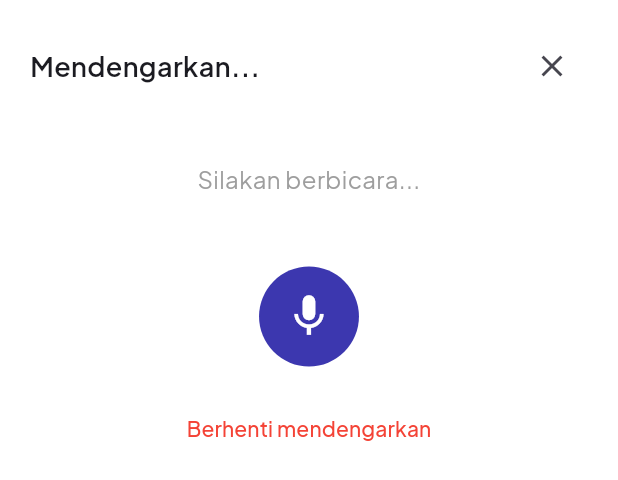
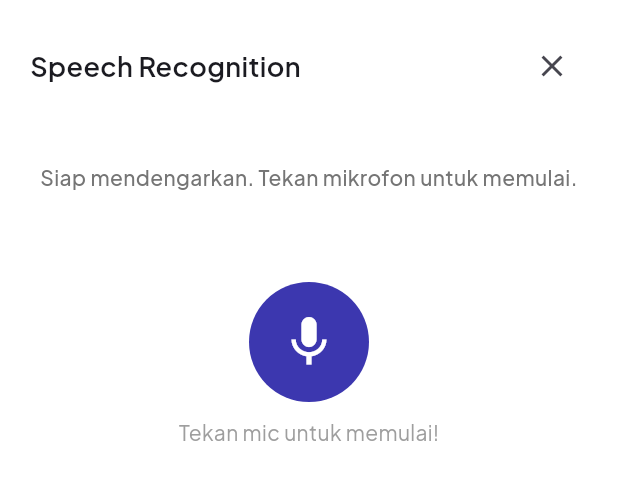
Before and after one commit to emrsyah/Swarana, a Flutter app: the ListeningModal widget shown alone on an empty page, opened directly, on a phone screen of 412 x 824 dp. Shown: the top 480 px of the screen. Run offline on Flutter 3.47's test engine with Material 3 defaults, Android fonts, the phone set to English and light mode, and no system bars; our stand-ins replace hexcolor, iconsax_plus, speech_to_text; missing offline and left inert: flutter_portal.

Commit message:
Implement speech recognition service and update Info.plist descriptions. Refactor ListeningModal to utilize SpeechService for speech functionalities, enhancing user experience with clearer status messages and improved error handling.

```diff
--- /dev/null
+++ b/lib/core/services/speech_service.dart
@@ -0,0 +1,141 @@
+import 'package:speech_to_text/speech_to_text.dart' as stt;
+
+class SpeechService {
+  static final SpeechService _instance = SpeechService._internal();
+  factory SpeechService() => _instance;
+  SpeechService._internal();
+
+  final stt.SpeechToText _speechToText = stt.SpeechToText();
+  bool _speechEnabled = false;
+  bool _isListening = false;
+  String _lastWords = '';
+  List<stt.LocaleName> _locales = [];
+
+  // Getters
+  bool get isInitialized => _speechEnabled;
+  bool get isListening => _isListening;
+  String get lastWords => _lastWords;
+  List<stt.LocaleName> get availableLocales => _locales;
+
+  /// Initialize the speech service
+  Future<bool> initialize({
+    Function(String)? onStatus,
+    Function(dynamic)? onError,
+  }) async {
+    try {
+      _speechEnabled = await _speechToText.initialize(
+        onStatus: onStatus ?? _defaultStatusListener,
+        onError: onError ?? _defaultErrorListener,
+      );
+
+      if (_speechEnabled) {
+        _locales = await _speechToText.locales();
+      }
+
+      return _speechEnabled;
+    } catch (e) {
+      print('Speech initialization error: $e');
+      return false;
+    }
+  }
+
+  /// Start listening for speech
+  Future<void> startListening({
+    required Function(String) onResult,
+    String? localeId,
+    Duration? timeout,
+    Duration? pauseFor,
+    bool partialResults = true,
+  }) async {
+    if (!_speechEnabled) {
+      throw Exception('Speech recognition not initialized');
+    }
+
+    if (_isListening) {
+      return; // Already listening
+    }
+
+    try {
+      await _speechToText.listen(
+        onResult: (result) {
+          _lastWords = result.recognizedWords;
+          _isListening = _speechToText.isListening;
+          onResult(result.recognizedWords);
+        },
+        localeId: localeId ?? 'id_ID', // Default to Indonesian
+        listenFor: timeout ?? const Duration(seconds: 30),
+        pauseFor: pauseFor ?? const Duration(seconds: 3),
+        partialResults: partialResults,
+        onSoundLevelChange: null,
+        cancelOnError: true,
+        listenMode: stt.ListenMode.confirmation,
+      );
+
+      _isListening = true;
+    } catch (e) {
+      print('Start listening error: $e');
+      _isListening = false;
+      throw Exception('Failed to start listening: $e');
+    }
+  }
+
+  /// Stop listening for speech
+  Future<void> stopListening() async {
+    if (_speechToText.isListening) {
+      await _speechToText.stop();
+    }
+    _isListening = false;
+  }
+
+  /// Cancel speech recognition
+  Future<void> cancelListening() async {
+    if (_speechToText.isListening) {
+      await _speechToText.cancel();
+    }
+    _isListening = false;
+  }
+
+  /// Get Indonesian locale if available
+  stt.LocaleName? getIndonesianLocale() {
+    try {
+      return _locales.firstWhere(
+        (locale) => locale.localeId.toLowerCase().startsWith('id'),
+      );
+    } catch (e) {
+      return null;
+    }
+  }
+
+  /// Get all locales that contain Indonesian language
+  List<stt.LocaleName> getIndonesianLocales() {
+    return _locales.where(
+      (locale) => locale.localeId.toLowerCase().contains('id') ||
+                  locale.name.toLowerCase().contains('indonesia'),
+    ).toList();
+  }
+
+  /// Default status listener
+  void _defaultStatusListener(String status) {
+    print('Speech status: $status');
+    _isListening = status == 'listening';
+  }
+
+  /// Default error listener
+  void _defaultErrorListener(dynamic error) {
+    print('Speech error: $error');
+    _isListening = false;
+  }
+
+  /// Check if speech recognition is available on this device
+  static Future<bool> isAvailable() async {
+    final stt.SpeechToText speech = stt.SpeechToText();
+    return await speech.initialize();
+  }
+
+  /// Dispose resources
+  void dispose() {
+    if (_speechToText.isListening) {
+      _speechToText.stop();
+    }
+  }
+}
--- a/lib/core/widgets/custom_bottom_navigation.dart
+++ b/lib/core/widgets/custom_bottom_navigation.dart
@@ -2,7 +2,7 @@ import 'package:flutter/material.dart';
 import 'package:flutter_portal/flutter_portal.dart';
 import 'package:hexcolor/hexcolor.dart';
 import 'package:iconsax_plus/iconsax_plus.dart';
-import 'package:speech_to_text/speech_to_text.dart' as stt;
+import '../services/speech_service.dart';
 
 
 class CustomBottomNavigation extends StatefulWidget {
@@ -337,20 +337,18 @@ class ListeningModal extends StatefulWidget {
 
 class _ListeningModalState extends State<ListeningModal>
     with TickerProviderStateMixin {
-  late stt.SpeechToText _speechToText;
-  bool _speechEnabled = false;
-  String _lastWords = '';
   bool isListening = false;
   bool showResult = false;
-  bool _isInitialized = false;
-  String _currentStatus = '';
+  bool _speechEnabled = false;
+  String _recognizedText = '';
+  String _statusMessage = '';
   late AnimationController _pulseController;
   late Animation<double> _pulseAnimation;
+  final SpeechService _speechService = SpeechService();
 
   @override
   void initState() {
     super.initState();
-    _speechToText = stt.SpeechToText();
     _pulseController = AnimationController(
       duration: const Duration(milliseconds: 1000),
       vsync: this,
@@ -363,101 +361,100 @@ class _ListeningModalState extends State<ListeningModal>
       curve: Curves.easeInOut,
     ));
 
-    _initSpeech();
+    _initializeSpeech();
   }
 
-  /// Initialize speech recognition
-  void _initSpeech() async {
+  Future<void> _initializeSpeech() async {
     try {
-      _speechEnabled = await _speechToText.initialize(
-        onStatus: (status) {
-          if (mounted) {
+      _speechEnabled = await _speechService.initialize(
+        onStatus: _onSpeechStatus,
+        onError: _onSpeechError,
+      );
+
+      if (_speechEnabled) {
         setState(() {
-              _currentStatus = status;
-              if (status == 'notListening') {
+          _statusMessage = 'Siap mendengarkan. Tekan mikrofon untuk memulai.';
+        });
+      } else {
+        setState(() {
+          _statusMessage = 'Speech recognition tidak tersedia di perangkat ini.';
+        });
+      }
+    } catch (e) {
+      setState(() {
+        _statusMessage = 'Error menginisialisasi speech recognition: $e';
+      });
+    }
+  }
+
+  void _onSpeechStatus(String status) {
+    setState(() {
+      if (status == 'listening') {
+        isListening = true;
+        _statusMessage = 'Mendengarkan...';
+        _pulseController.repeat(reverse: true);
+      } else if (status == 'notListening') {
         isListening = false;
         _pulseController.stop();
-                if (_lastWords.isNotEmpty) {
+        if (_recognizedText.isNotEmpty) {
           showResult = true;
+          _statusMessage = 'Selesai mendengarkan';
+        } else {
+          _statusMessage = 'Tidak ada suara yang terdeteksi';
         }
+      } else if (status == 'done') {
+        isListening = false;
+        showResult = true;
+        _pulseController.stop();
+        _statusMessage = 'Selesai';
       }
     });
   }
-        },
-        onError: (error) {
-          if (mounted) {
+
+  void _onSpeechError(dynamic error) {
     setState(() {
       isListening = false;
-              _currentStatus = 'Error: ${error.errorMsg}';
-              showResult = true;
+      _pulseController.stop();
+      _statusMessage = 'Error: ${error.toString()}';
     });
-            _pulseController.stop();
   }
-        },
-      );
 
-      if (mounted) {
+  Future<void> _startListening() async {
+    if (!_speechEnabled) return;
+
+    try {
       setState(() {
-          _isInitialized = true;
+        _recognizedText = '';
+        showResult = false;
+        _statusMessage = 'Memulai...';
       });
 
-        // Auto start listening when modal opens if speech is enabled
-        if (_speechEnabled) {
-          _startListening();
-        }
-      }
+      await _speechService.startListening(
+        onResult: (recognizedWords) {
+          setState(() {
+            _recognizedText = recognizedWords;
+          });
+        },
+        localeId: 'id_ID',
+        timeout: const Duration(seconds: 30),
+        pauseFor: const Duration(seconds: 3),
+        partialResults: true,
+      );
     } catch (e) {
-      if (mounted) {
       setState(() {
-          _currentStatus = 'Failed to initialize: $e';
-          _isInitialized = true;
+        _statusMessage = 'Error memulai listening: $e';
       });
     }
   }
-  }
 
-  /// Start listening for speech
-  void _startListening() async {
-    if (!_speechEnabled) return;
-
-    setState(() {
-      isListening = true;
-      showResult = false;
-      _lastWords = '';
-    });
-    _pulseController.repeat(reverse: true);
-
-    await _speechToText.listen(
-      onResult: (result) {
-        if (mounted) {
-          setState(() {
-            _lastWords = result.recognizedWords;
-          });
-        }
-      },
-      listenFor: const Duration(seconds: 30),
-      pauseFor: const Duration(seconds: 3),
-      partialResults: true,
-      localeId: 'id_ID', // Indonesian locale
-      cancelOnError: true,
-      listenMode: stt.ListenMode.confirmation,
-    );
-  }
-
-  /// Stop listening for speech
-  void _stopListening() async {
-    await _speechToText.stop();
-    setState(() {
-      isListening = false;
-      showResult = true;
-    });
-    _pulseController.stop();
+  Future<void> _stopListening() async {
+    await _speechService.stopListening();
   }
 
   @override
   void dispose() {
     _pulseController.dispose();
-    _speechToText.stop();
+    _speechService.dispose();
     super.dispose();
   }
 
@@ -481,13 +478,7 @@ class _ListeningModalState extends State<ListeningModal>
               mainAxisAlignment: MainAxisAlignment.spaceBetween,
               children: [
                 Text(
-                  !_isInitialized
-                      ? 'Mempersiapkan...'
-                      : !_speechEnabled
-                          ? 'Speech tidak tersedia'
-                          : isListening
-                              ? 'Mendengarkan...'
-                              : 'Hasil tangkapan',
+                  _getHeaderText(),
                   style: const TextStyle(
                     fontSize: 18,
                     fontWeight: FontWeight.w600,
@@ -507,77 +498,63 @@ class _ListeningModalState extends State<ListeningModal>
               padding: const EdgeInsets.all(20),
               child: Column(
                 children: [
-                  // Text content
-                  if (!_isInitialized)
-                    const Text(
-                      'Mempersiapkan pengenalan suara...',
+                  // Status message
+                  Text(
+                    _statusMessage,
+                    textAlign: TextAlign.center,
                     style: TextStyle(
-                        fontSize: 16,
-                        color: Colors.grey,
+                      fontSize: 14,
+                      color: Colors.grey.shade600,
+                      fontWeight: FontWeight.w500,
                     ),
-                    )
-                  else if (!_speechEnabled)
-                    Text(
-                      _currentStatus.isNotEmpty
-                          ? _currentStatus
-                          : 'Speech recognition tidak tersedia.\nPastikan Anda telah memberikan izin microphone.',
-                      textAlign: TextAlign.center,
+                  ),
+
+                  const SizedBox(height: 20),
+
+                  // Recognized text content
+                  if (_recognizedText.isNotEmpty) ...[
+                    Container(
+                      width: double.infinity,
+                      padding: const EdgeInsets.all(16),
+                      decoration: BoxDecoration(
+                        color: Colors.grey.shade50,
+                        borderRadius: BorderRadius.circular(12),
+                        border: Border.all(color: Colors.grey.shade200),
+                      ),
+                      child: Text(
+                        _recognizedText,
                         style: const TextStyle(
                           fontSize: 16,
-                        color: Colors.red,
+                          fontWeight: FontWeight.w500,
+                          height: 1.4,
                         ),
-                    )
-                  else
-                    Column(
-                      children: [
-                        Text(
-                          _lastWords.isNotEmpty
-                              ? _lastWords
-                              : (isListening
-                                  ? 'Silakan berbicara...'
-                                  : 'Tekan tombol mic untuk mulai mendengarkan'),
+                      ),
+                    ),
+                  ] else if (!isListening && showResult) ...[
+                    Container(
+                      width: double.infinity,
+                      padding: const EdgeInsets.all(16),
+                      decoration: BoxDecoration(
+                        color: Colors.orange.shade50,
+                        borderRadius: BorderRadius.circular(12),
+                        border: Border.all(color: Colors.orange.shade200),
+                      ),
+                      child: const Text(
+                        'Tidak ada teks yang berhasil dikenali. Silakan coba lagi.',
                         textAlign: TextAlign.center,
                         style: TextStyle(
-                            fontSize: 16,
-                            fontWeight: _lastWords.isNotEmpty ? FontWeight.w500 : FontWeight.w400,
-                            color: _lastWords.isNotEmpty ? Colors.black : Colors.grey,
-                          ),
-                        ),
-                        if (isListening && _lastWords.isNotEmpty)
-                          const Padding(
-                            padding: EdgeInsets.only(top: 8),
-                            child: Text(
-                              '(masih mendengarkan...)',
-                              style: TextStyle(
                           fontSize: 14,
-                                color: Colors.blue,
-                                fontStyle: FontStyle.italic,
+                          color: Colors.orange,
+                          fontWeight: FontWeight.w500,
                         ),
                       ),
                     ),
                   ],
-                    ),
 
                   const SizedBox(height: 40),
 
                   // Audio visualization or mic button
-                  if (!_speechEnabled)
-                    Container(
-                      width: 80,
-                      height: 80,
-                      decoration: BoxDecoration(
-                        color: Colors.grey,
-                        shape: BoxShape.circle,
-                      ),
-                      child: const Icon(
-                        Icons.mic_off,
-                        color: Colors.white,
-                        size: 40,
-                      ),
-                    )
-                  else if (isListening)
-                    Column(
-                      children: [
+                  if (isListening)
                     AnimatedBuilder(
                       animation: _pulseAnimation,
                       builder: (context, child) {
@@ -598,19 +575,6 @@ class _ListeningModalState extends State<ListeningModal>
                           ),
                         );
                       },
-                        ),
-                        const SizedBox(height: 10),
-                        TextButton(
-                          onPressed: _stopListening,
-                          child: const Text(
-                            'Berhenti mendengarkan',
-                            style: TextStyle(
-                              fontSize: 14,
-                              color: Colors.red,
-                            ),
-                          ),
-                        ),
-                      ],
                     )
                   else
                     Column(
@@ -623,7 +587,7 @@ class _ListeningModalState extends State<ListeningModal>
                             shape: BoxShape.circle,
                           ),
                           child: IconButton(
-                            onPressed: _startListening,
+                            onPressed: _speechEnabled ? _startListening : null,
                             icon: const Icon(
                               Icons.mic,
                               color: Colors.white,
@@ -633,10 +597,12 @@ class _ListeningModalState extends State<ListeningModal>
                         ),
                         const SizedBox(height: 10),
                         Text(
-                          _lastWords.isNotEmpty ? 'Tekan mic untuk ulang!' : 'Tekan mic untuk memulai!',
-                          style: const TextStyle(
+                          _speechEnabled
+                              ? (showResult ? 'Tekan mic untuk ulang!' : 'Tekan mic untuk memulai!')
+                              : 'Speech recognition tidak tersedia',
+                          style: TextStyle(
                             fontSize: 14,
-                            color: Colors.grey,
+                            color: _speechEnabled ? Colors.grey : Colors.red.shade400,
                           ),
                         ),
                       ],
@@ -644,8 +610,35 @@ class _ListeningModalState extends State<ListeningModal>
 
                   const Spacer(),
 
+                  // Stop listening button when actively listening
+                  if (isListening)
+                    Padding(
+                      padding: const EdgeInsets.only(top: 20),
+                      child: SizedBox(
+                        width: double.infinity,
+                        child: ElevatedButton(
+                          onPressed: _stopListening,
+                          style: ElevatedButton.styleFrom(
+                            backgroundColor: Colors.red.shade400,
+                            padding: const EdgeInsets.symmetric(vertical: 15),
+                            shape: RoundedRectangleBorder(
+                              borderRadius: BorderRadius.circular(10),
+                            ),
+                          ),
+                          child: const Text(
+                            'Berhenti Mendengarkan',
+                            style: TextStyle(
+                              color: Colors.white,
+                              fontSize: 16,
+                              fontWeight: FontWeight.w600,
+                            ),
+                          ),
+                        ),
+                      ),
+                    ),
+
                   // Bottom content
-                  if (showResult && _lastWords.isNotEmpty) ...[
+                  if (showResult && _recognizedText.isNotEmpty) ...[
                     const Text(
                       'Menemukan kesalahan? Bantu kami meningkatkan akurasi dengan mengirimkan umpan balik.',
                       textAlign: TextAlign.center,
@@ -688,4 +681,16 @@ class _ListeningModalState extends State<ListeningModal>
       ),
     );
   }
+
+  String _getHeaderText() {
+    if (isListening) {
+      return 'Mendengarkan...';
+    } else if (showResult) {
+      return 'Hasil Tangkapan';
+    } else if (_speechEnabled) {
+      return 'Speech Recognition';
+    } else {
+      return 'Speech Tidak Tersedia';
     }
+  }
+}
--- a/lib/core/widgets/main_wrapper.dart
+++ b/lib/core/widgets/main_wrapper.dart
@@ -1,5 +1,4 @@
 import 'package:flutter/material.dart';
-import 'package:hexcolor/hexcolor.dart';
 import 'custom_bottom_navigation.dart';
 import '../../features/board/presentation/pages/board_page.dart';
 import '../../features/history/presentation/pages/history_page.dart';
--- a/lib/features/transkrip/presentation/pages/transkrip_page.dart
+++ b/lib/features/transkrip/presentation/pages/transkrip_page.dart
@@ -2,7 +2,7 @@ import 'package:flutter/material.dart';
 import 'package:hexcolor/hexcolor.dart';
 
 class TranskripPage extends StatelessWidget {
-  const TranskripPage({Key? key}) : super(key: key);
+  const TranskripPage({super.key});
 
   @override
   Widget build(BuildContext context) {
```
Also changed, not shown: 1 other file. Lines whose indentation alone changed are shown as unchanged.
